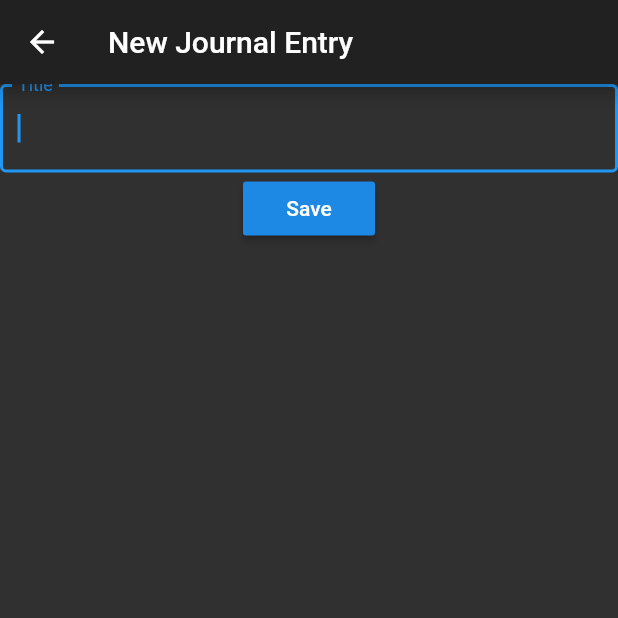
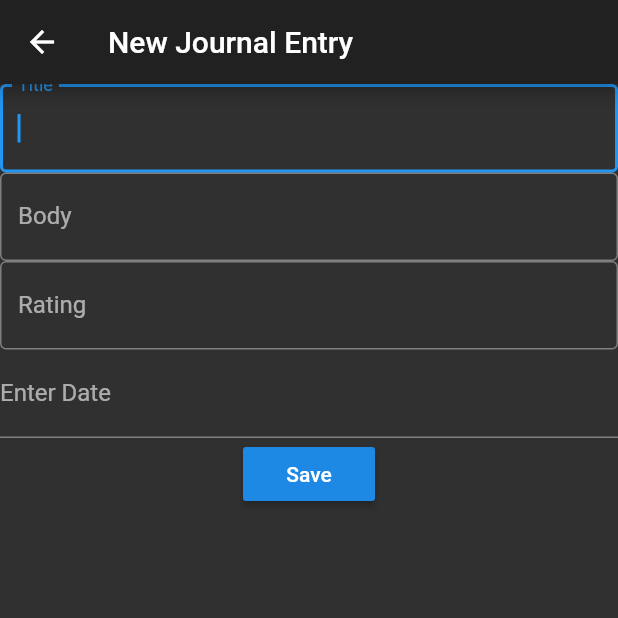
Before and after one commit to stuttskl/dia_uno, a Flutter app: the NewJournalEntry screen opened by its route, on a phone screen of 412 x 824 dp, the top half of it. Run offline on Flutter 3.47's test engine with Material 2 defaults, Android fonts, the phone set to English and light mode, and no system bars.

Commit message:
implemented basic form fields for new entry

```diff
--- a/lib/widgets/journal_entry_form.dart
+++ b/lib/widgets/journal_entry_form.dart
@@ -22,8 +22,29 @@ class _JournalEntryFormState extends State<JournalEntryForm> {
               border: OutlineInputBorder(),
             ),
           ),
+          TextFormField(
+            autofocus: true,
+            decoration: InputDecoration(
+              labelText: 'Body',
+              border: OutlineInputBorder(),
+            ),
+          ),
+          TextFormField(
+            autofocus: true,
+            decoration: InputDecoration(
+              labelText: 'Rating',
+              border: OutlineInputBorder(),
+            ),
+            keyboardType: TextInputType.number,
+          ),
+          InputDatePickerFormField(
+            autofocus: true,
+            firstDate: DateTime.now(),
+            lastDate: DateTime.now(),
+
+          ),
         ]
-     )
+      )
     );
   }
 }
```
